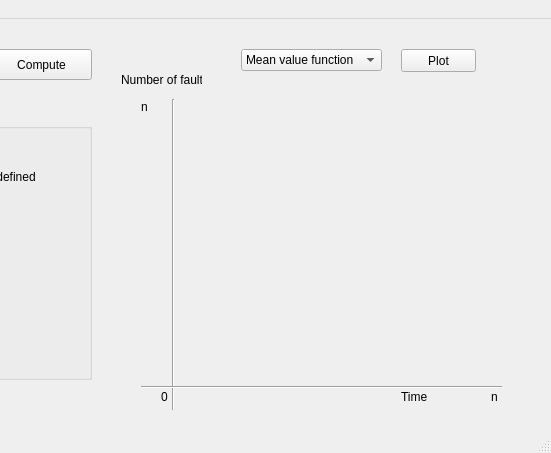
Above: src/SRGMGUI/main.ui from DanielZorin/movepoint before the change; both pictures show x 269 to 820 and y 0 to 453 of the 820 by 453 pixel window. Below: the same form after it.
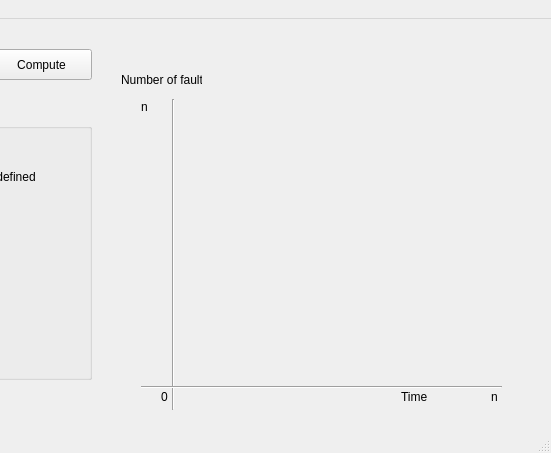
That is the form after the change. Custom widgets are drawn as their Qt base class.

Commit message: [~] SRGM GUI: labels renamed

The edit to the form file:
```diff
--- a/src/SRGMGUI/main.ui
+++ b/src/SRGMGUI/main.ui
@@ -445,7 +445,7 @@
      <rect>
       <x>410</x>
       <y>80</y>
-      <width>21</width>
+      <width>51</width>
       <height>16</height>
      </rect>
     </property>
@@ -458,7 +458,7 @@
      <rect>
       <x>760</x>
       <y>370</y>
-      <width>21</width>
+      <width>41</width>
       <height>16</height>
      </rect>
     </property>
@@ -479,39 +479,6 @@
      <enum>Qt::Horizontal</enum>
     </property>
    </widget>
-   <widget class="QComboBox" name="comboBox_2" >
-    <property name="geometry" >
-     <rect>
-      <x>510</x>
-      <y>30</y>
-      <width>141</width>
-      <height>22</height>
-     </rect>
-    </property>
-    <item>
-     <property name="text" >
-      <string>Mean value function</string>
-     </property>
-    </item>
-    <item>
-     <property name="text" >
-      <string>Failure intensity</string>
-     </property>
-    </item>
-   </widget>
-   <widget class="QPushButton" name="pushButton_2" >
-    <property name="geometry" >
-     <rect>
-      <x>670</x>
-      <y>30</y>
-      <width>75</width>
-      <height>23</height>
-     </rect>
-    </property>
-    <property name="text" >
-     <string>Plot</string>
-    </property>
-   </widget>
   </widget>
   <widget class="QMenuBar" name="menubar" >
    <property name="geometry" >
```
Left out of the diff: 44 changed lines with no effect on the pictures. The commit also changes 2 other files.
